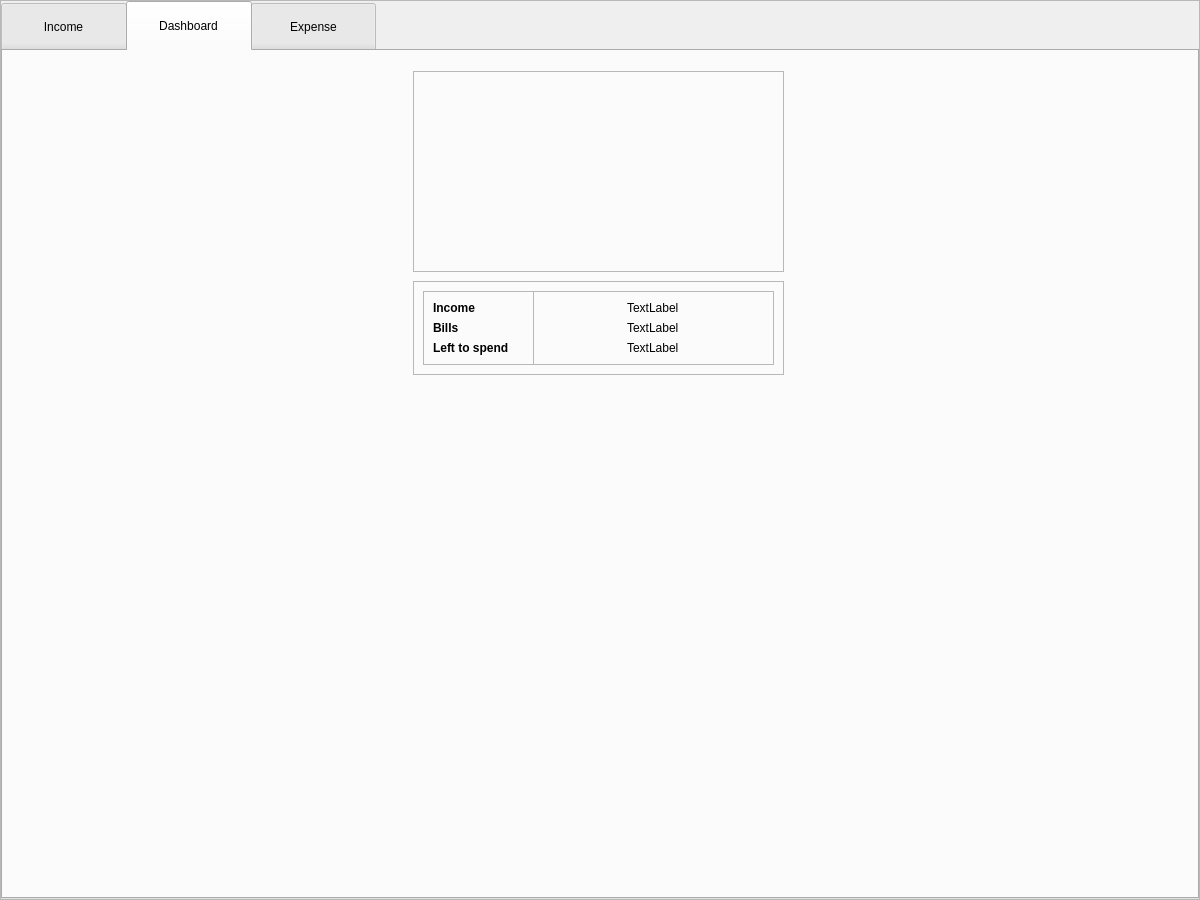
This is resources/main_tabs.ui in jt-thorpe/flow as Qt 5 draws it before an edit. The edited form follows.
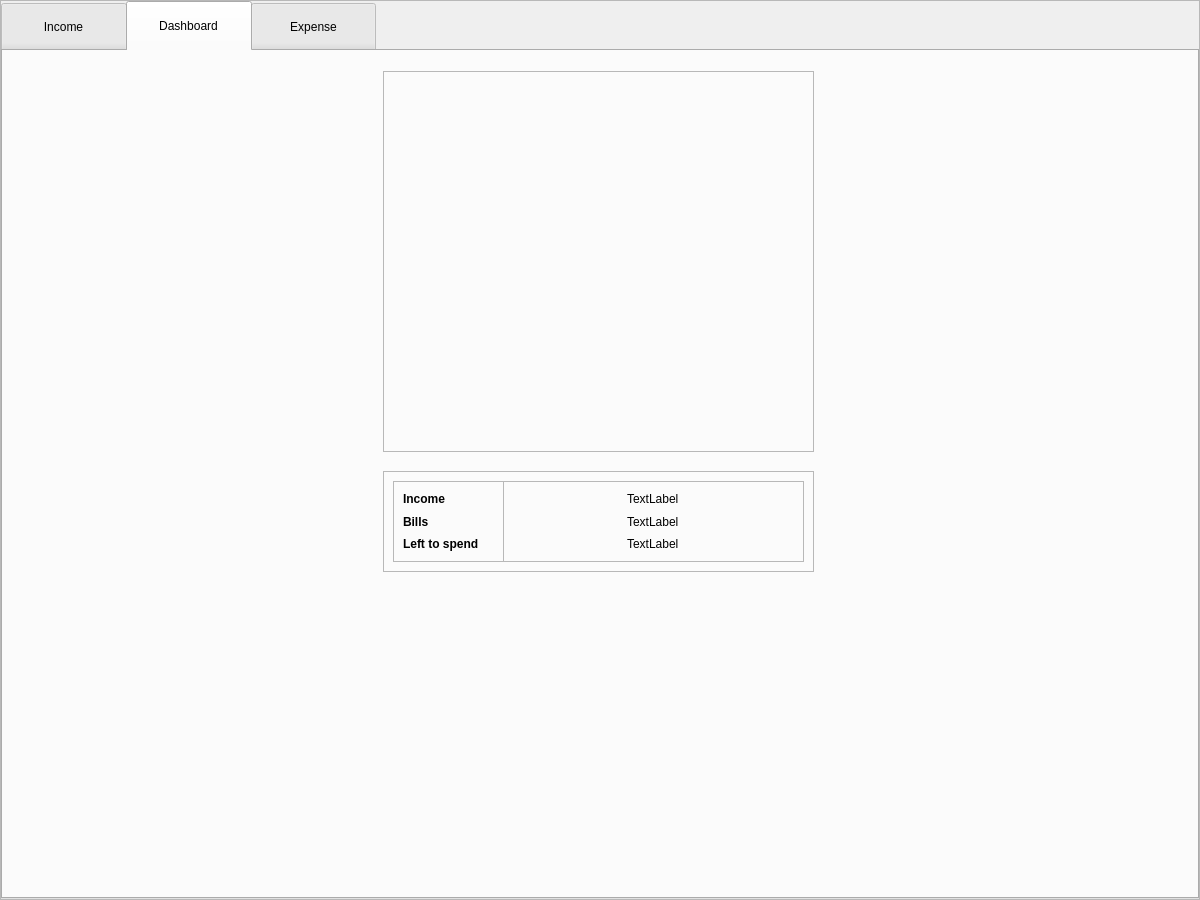
This is the edited form.

Diff of the .ui file:
```diff
--- a/resources/main_tabs.ui
+++ b/resources/main_tabs.ui
@@ -178,10 +178,10 @@
         <widget class="QFrame" name="pie_chart_frame">
          <property name="geometry">
           <rect>
-           <x>410</x>
+           <x>380</x>
            <y>20</y>
-           <width>371</width>
-           <height>201</height>
+           <width>431</width>
+           <height>381</height>
           </rect>
          </property>
          <property name="frameShape">
@@ -194,10 +194,10 @@
         <widget class="QFrame" name="frame_3">
          <property name="geometry">
           <rect>
-           <x>410</x>
-           <y>230</y>
-           <width>371</width>
-           <height>94</height>
+           <x>380</x>
+           <y>420</y>
+           <width>431</width>
+           <height>101</height>
           </rect>
          </property>
          <property name="frameShape">
@@ -211,8 +211,8 @@
            <rect>
             <x>120</x>
             <y>10</y>
-            <width>241</width>
-            <height>74</height>
+            <width>301</width>
+            <height>81</height>
            </rect>
           </property>
           <property name="frameShape">
@@ -251,7 +251,7 @@
             <x>10</x>
             <y>10</y>
             <width>111</width>
-            <height>74</height>
+            <height>81</height>
            </rect>
           </property>
           <property name="frameShape">
```
